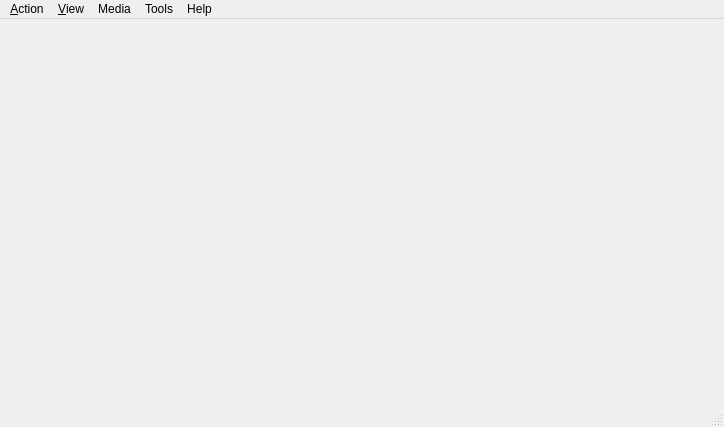
Old version of the form src/qt/qt_mainwindow.ui in the repository 86Box/86Box.
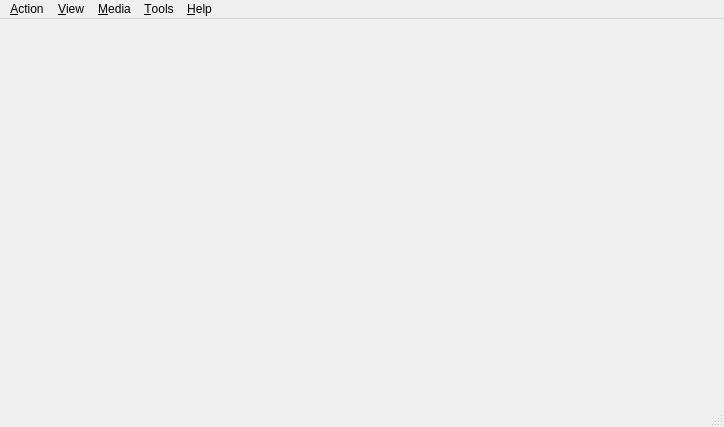
New version of the form. Custom widgets are drawn as their Qt base class.

Diff of the .ui file:
```diff
--- a/src/qt/qt_mainwindow.ui
+++ b/src/qt/qt_mainwindow.ui
@@ -68,7 +68,7 @@
    </widget>
    <widget class="QMenu" name="menuTools">
     <property name="title">
-     <string>Tools</string>
+     <string>&amp;Tools</string>
     </property>
     <addaction name="actionSettings"/>
     <addaction name="actionUpdate_status_bar_icons"/>
@@ -163,12 +163,12 @@
    </widget>
    <widget class="QMenu" name="menuMedia">
     <property name="title">
-     <string>Media</string>
+     <string>&amp;Media</string>
     </property>
    </widget>
    <widget class="QMenu" name="menuAbout">
     <property name="title">
-     <string>Help</string>
+     <string>&amp;Help</string>
     </property>
     <addaction name="actionDocumentation"/>
     <addaction name="actionAbout_86Box"/>
```
Left out of the diff: 89 changed lines with no effect on the pictures.
